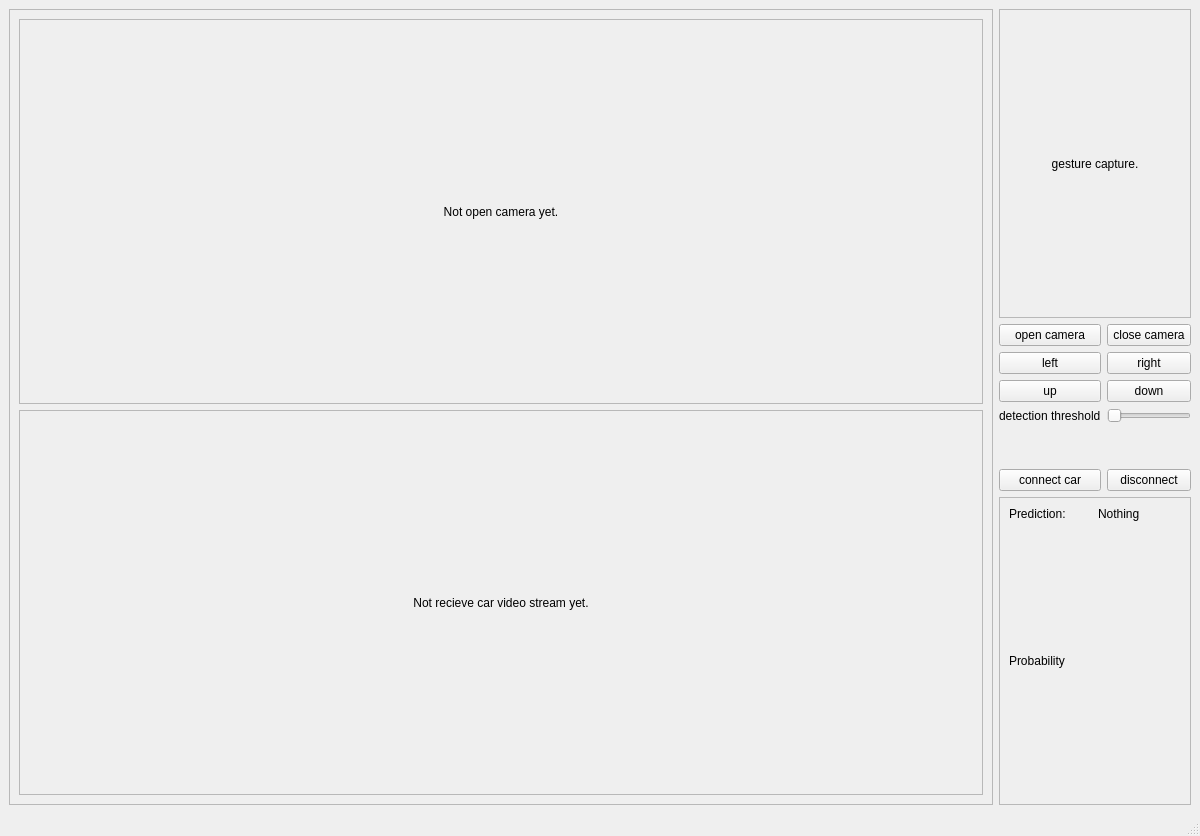
This is realtime_gesture_recog/main_ui.ui in vincentX3/RC-Raspberry-Pi-Car-with-Gesture-Control as Qt 5 draws it before an edit. The edited form follows.
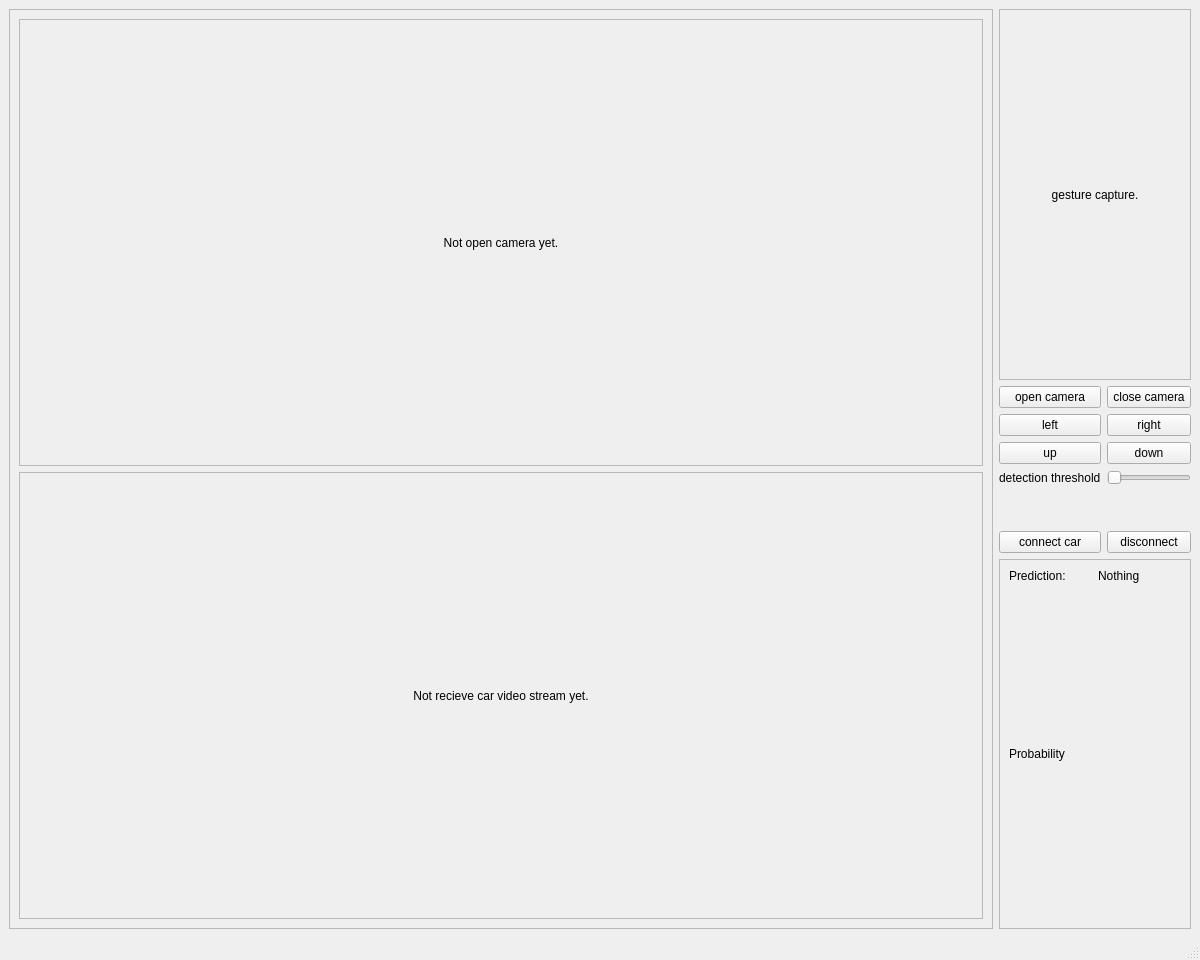
This is the edited form.

```diff
--- a/realtime_gesture_recog/main_ui.ui
+++ b/realtime_gesture_recog/main_ui.ui
@@ -7,7 +7,7 @@
     <x>0</x>
     <y>0</y>
     <width>1200</width>
-    <height>836</height>
+    <height>960</height>
    </rect>
   </property>
   <property name="windowTitle">
```
